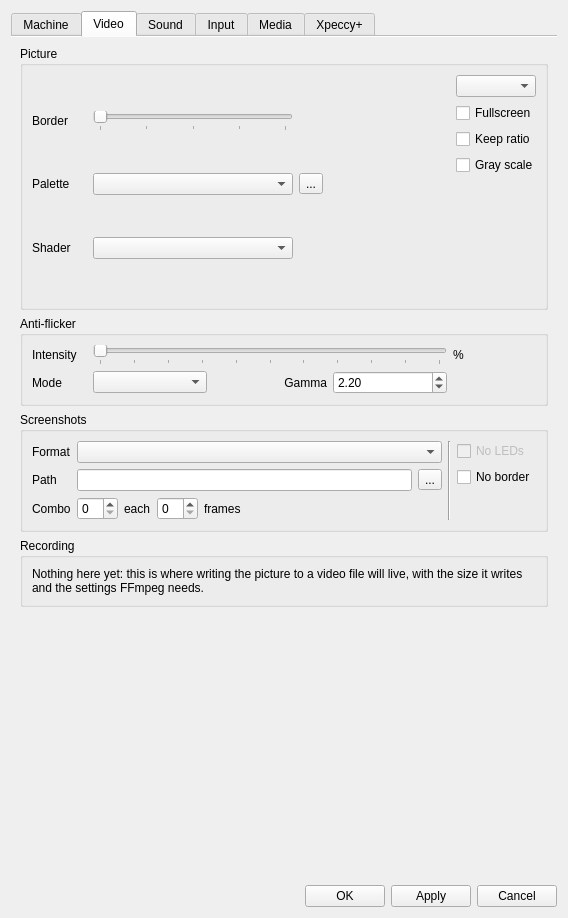
First picture: the form in ui/setupwin.ui, repository Volutar/xpeccy-plus, before the edit.
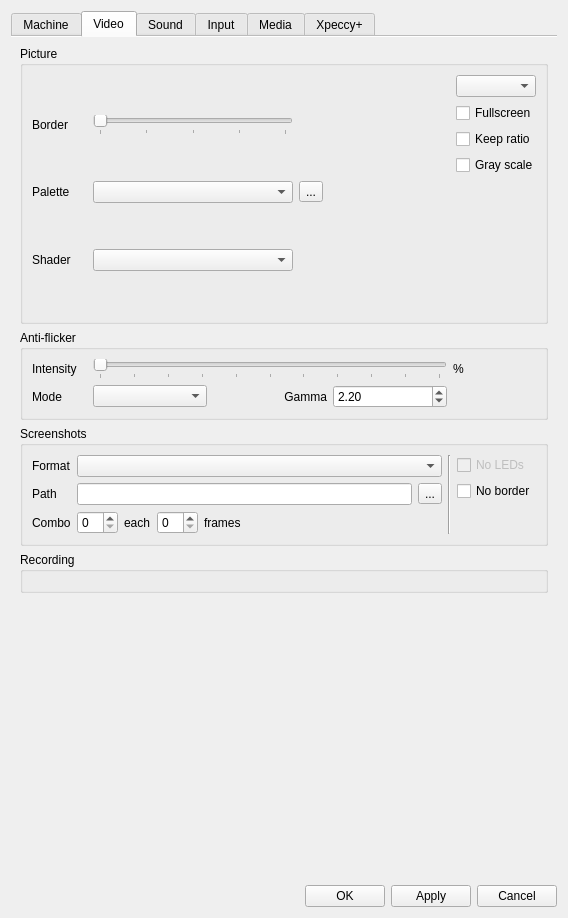
Second picture: the form after the edit. The open tabs and pages were chosen to show the change. Icons and pictures are not drawn. Custom widgets are drawn as their Qt base class.

Commit message:
video: record what the machine shows to a file, through FFmpeg
Options: xOptSheet pop-ups can have frames and two columns.

What changed in the file:
```diff
--- a/ui/setupwin.ui
+++ b/ui/setupwin.ui
@@ -1796,16 +1796,6 @@
               <string>Recording</string>
              </property>
              <layout class="QVBoxLayout" name="verticalLayout_rec">
-              <item>
-               <widget class="QLabel" name="labRecTodo">
-                <property name="text">
-                 <string>Nothing here yet: this is where writing the picture to a video file will live, with the size it writes and the settings FFmpeg needs.</string>
-                </property>
-                <property name="wordWrap">
-                 <bool>true</bool>
-                </property>
-               </widget>
-              </item>
              </layout>
             </widget>
            </item>
```
The commit also changes 20 other files.
